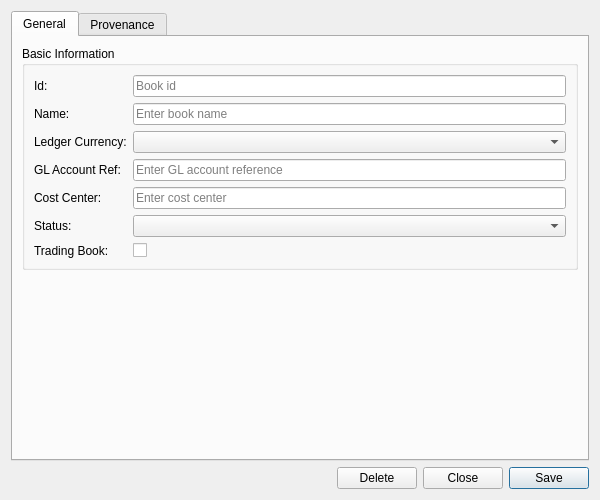
Before: the Qt Designer form projects/ores.qt/refdata/ui/BookDetailDialog.ui in OreStudio/OreStudio, drawn with Qt 5.
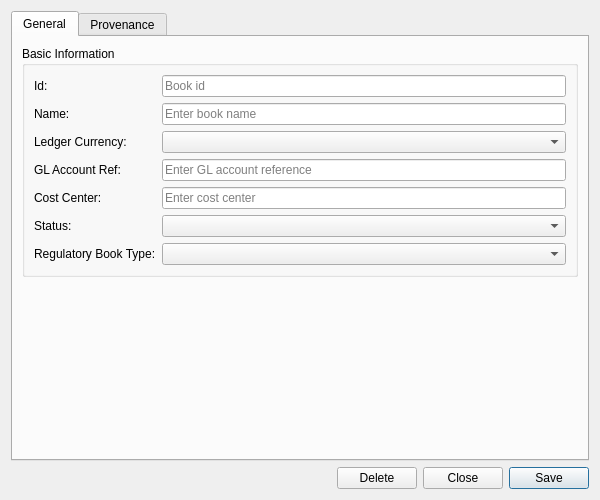
After: the same form once the commit is applied. Custom widgets are drawn as their Qt base class.

Commit message: [ores.refdata,ores.qt,ores.codegen] Fix book_status/is_trading_book modeling bugs

What changed in the file:
```diff
--- a/projects/ores.qt/refdata/ui/BookDetailDialog.ui
+++ b/projects/ores.qt/refdata/ui/BookDetailDialog.ui
@@ -128,14 +128,14 @@
           <item row="6" column="0">
            <widget class="QLabel" name="labelIsTradingBook">
             <property name="text">
-             <string>Trading Book:</string>
+             <string>Regulatory Book Type:</string>
             </property>
            </widget>
           </item>
           <item row="6" column="1">
-           <widget class="QCheckBox" name="isTradingBookCheck">
-            <property name="text">
-             <string/>
+           <widget class="ores::qt::OreBadgeComboBox" name="regulatoryBookTypeCombo">
+            <property name="insertPolicy">
+             <enum>QComboBox::NoInsert</enum>
             </property>
            </widget>
           </item>
```
Left out of the diff: 2 changed lines with no effect on the pictures. The commit also changes 82 other files.
